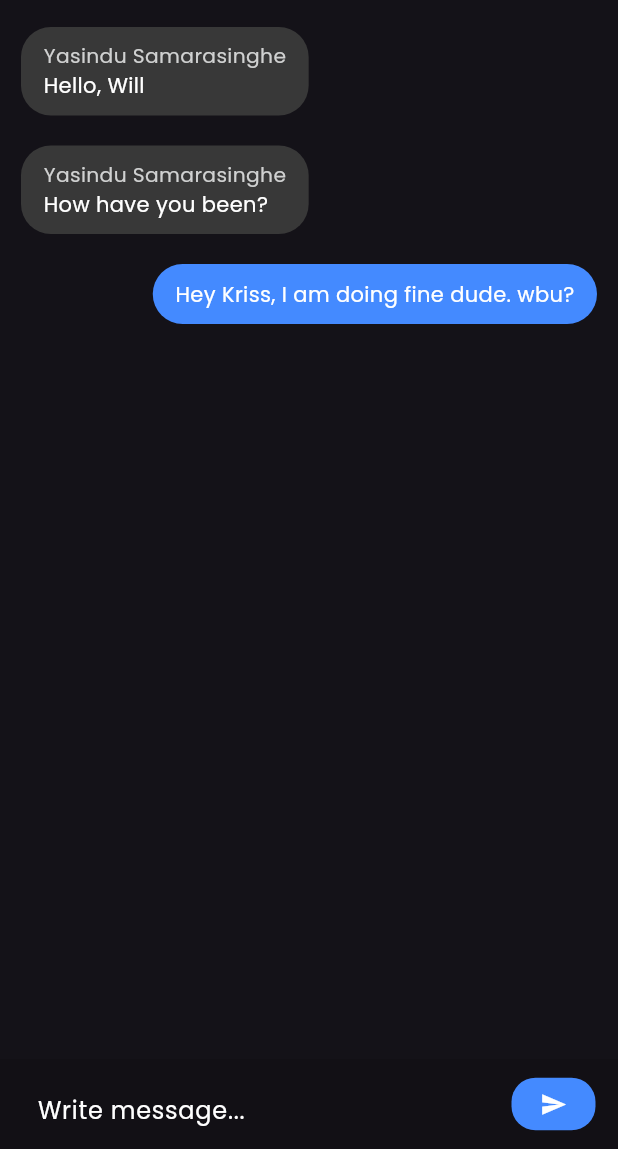
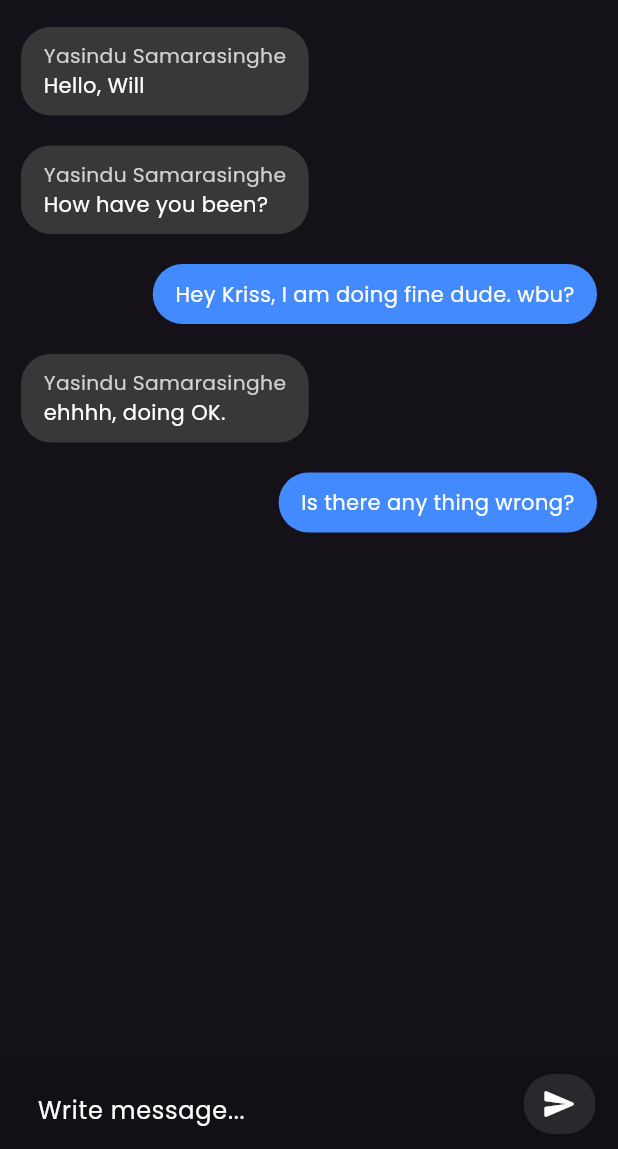
Before and after one commit to yasindu10/Group-Chat-Project, a Flutter app: the screen it shows after launch, after a tap on "Group Name", on a phone screen of 412 x 824 dp, the part 87-1236 px from its top. Run offline on Flutter 3.47's test engine with Material 3 defaults, Android fonts, the phone set to English and light mode, and no system bars; our stand-ins replace gap, google_fonts, google_nav_bar; network calls fail.

Commit message:
change some paddings and sizes

```diff
--- a/lib/components/bottom_bavbar.dart
+++ b/lib/components/bottom_bavbar.dart
@@ -2,13 +2,15 @@ import 'package:google_nav_bar/google_nav_bar.dart';
 import 'package:flutter/material.dart';
 
 class CustomBottomNavbar extends StatelessWidget {
-  const CustomBottomNavbar({super.key, required this.onChanged});
+  const CustomBottomNavbar({super.key, required this.onChanged, required this.selectedIndex,});
 
   final Function(int value) onChanged;
+  final int selectedIndex;
 
   @override
   Widget build(BuildContext context) {
     return GNav(
+      selectedIndex: selectedIndex,
       onTabChange: onChanged,
       color: Colors.white,
       tabBackgroundColor: Colors.white10,
--- a/lib/components/member_tile.dart
+++ b/lib/components/member_tile.dart
@@ -37,7 +37,7 @@ class _MemberTileState extends State<MemberTile> {
       ),
       subtitle: Text(widget.school),
       trailing: isSelected
-          ? Padding(
+          ?  Padding(
               padding: const EdgeInsets.symmetric(horizontal: 10),
               child: const Icon(
                 Icons.check,
--- a/lib/components/user_tile.dart
+++ b/lib/components/user_tile.dart
@@ -34,7 +34,7 @@ class UserTile extends StatelessWidget {
       trailing: isLeader
           ? const Icon(
               Icons.verified,
-              size: 20,
+              size: 18,
             )
           : null,
     );
--- a/lib/main.dart
+++ b/lib/main.dart
@@ -3,7 +3,7 @@ import 'package:google_fonts/google_fonts.dart';
 import 'package:project_incognito/constants/example.dart';
 import 'package:project_incognito/pages/home_page.dart';
 import 'package:project_incognito/pages/profile_page.dart';
-import 'package:project_incognito/pages/profile_update_page.dart';
+import 'package:project_incognito/pages/profile_edit_page.dart';
 import 'package:project_incognito/pages/search_page.dart';
 
 import 'components/bottom_bavbar.dart';
@@ -80,11 +80,17 @@ class _MyAppState extends State<MyApp> {
                     icon: const Icon(Icons.edit_rounded),
                   ),
                 )
-              : Container(
-                  margin: const EdgeInsets.symmetric(horizontal: 17),
-                  child: const CircleAvatar(
-                    // backgroundColor: Colors.white10,
-                    backgroundImage: NetworkImage(myImage),
+              : GestureDetector(
+                  onTap: () {
+                    setState(() {
+                      _currentIndex = 2;
+                    });
+                  },
+                  child: Container(
+                    margin: const EdgeInsets.symmetric(horizontal: 17),
+                    child: const CircleAvatar(
+                      backgroundImage: NetworkImage(myImage),
+                    ),
                   ),
                 )
         ],
@@ -95,6 +101,7 @@ class _MyAppState extends State<MyApp> {
       ),
       bottomNavigationBar: CustomBottomNavbar(
         onChanged: changePage,
+        selectedIndex: _currentIndex,
       ),
     );
   }
--- a/lib/pages/chat_page.dart
+++ b/lib/pages/chat_page.dart
@@ -22,9 +22,9 @@ class _ChatPageState extends State<ChatPage> {
     ChatMessage(
         messageContent: "Hey Kriss, I am doing fine dude. wbu?",
         messageType: "sender"),
-    // ChatMessage(messageContent: "ehhhh, doing OK.", messageType: "receiver"),
-    // ChatMessage(
-    //     messageContent: "Is there any thing wrong?", messageType: "sender"),
+    ChatMessage(messageContent: "ehhhh, doing OK.", messageType: "receiver"),
+    ChatMessage(
+        messageContent: "Is there any thing wrong?", messageType: "sender"),
   ];
 
   @override
@@ -111,16 +111,28 @@ class _ChatPageState extends State<ChatPage> {
                   const SizedBox(
                     width: 15,
                   ),
-                  SizedBox(
-                    height: 35,
-                    child: FloatingActionButton(
+                  // SizedBox(
+                  //   child: FloatingActionButton(
+                  //     onPressed: () {},
+                  //     backgroundColor: Colors.blueAccent,
+                  //     elevation: 0,
+                  //     child: const Icon(
+                  //       Icons.send_rounded,
+                  //       color: Colors.white,
+                  //       size: 18,
+                  //     ),
+                  //   ),
+                  // ),
+                  Container(
+                    decoration: BoxDecoration(
+                      color: Colors.white10,
+                      borderRadius: BorderRadius.circular(20),
+                    ),
+                    child: IconButton(
                       onPressed: () {},
-                      backgroundColor: Colors.blueAccent,
-                      elevation: 0,
-                      child: const Icon(
-                        Icons.send,
+                      icon: const Icon(
+                        Icons.send_rounded,
                         color: Colors.white,
-                        size: 18,
                       ),
                     ),
                   ),
--- a/lib/pages/search_page.dart
+++ b/lib/pages/search_page.dart
@@ -22,7 +22,7 @@ class _SearchPageState extends State<SearchPage> {
           controller: TextEditingController(),
           icon: Icons.search,
         ),
-        const Gap(20),
+        const Gap(17),
         ListView.builder(
           physics: const BouncingScrollPhysics(),
           itemCount: 100,
```
Also changed, not shown: lib/components/custom_text_fields.dart (+7 -3 lines), lib/pages/group_detail_page.dart (+6 -1 lines), lib/pages/profile_edit_page.dart (renamed from lib/pages/profile_update_page.dart, +6 -5 lines).
